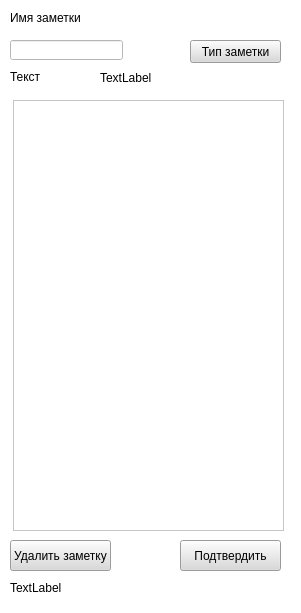
First picture: the form in Editorial_form.ui, repository Dem1art/Project-PyQt5, before the edit.
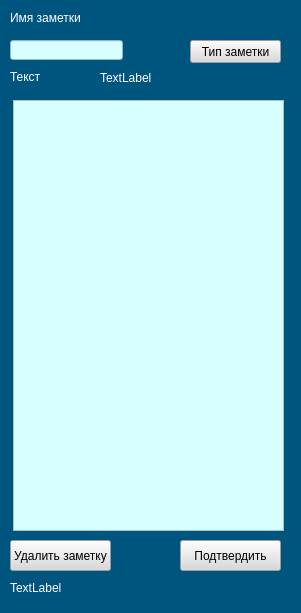
Second picture: the form after the edit. Icons and pictures are not drawn.

The edit to the form file:
```diff
--- a/Editorial_form.ui
+++ b/Editorial_form.ui
@@ -32,7 +32,7 @@
    <string>Редактировать</string>
   </property>
   <property name="styleSheet">
-   <string notr="true">background-color: rgb(255, 255, 255);</string>
+   <string notr="true">background-color: rgb(0, 85, 127);</string>
   </property>
   <widget class="QLabel" name="label">
    <property name="geometry">
@@ -43,6 +43,9 @@
      <height>13</height>
     </rect>
    </property>
+   <property name="styleSheet">
+    <string notr="true">color: rgb(255, 255, 255);</string>
+   </property>
    <property name="text">
     <string>Текст</string>
    </property>
@@ -72,6 +75,9 @@
      <height>16</height>
     </rect>
    </property>
+   <property name="styleSheet">
+    <string notr="true">color: rgb(255, 255, 255);</string>
+   </property>
    <property name="text">
     <string>Имя заметки</string>
    </property>
@@ -85,6 +91,9 @@
      <height>20</height>
     </rect>
    </property>
+   <property name="styleSheet">
+    <string notr="true">background-color: rgb(216, 255, 255);</string>
+   </property>
   </widget>
   <widget class="QTextEdit" name="textEdit">
    <property name="geometry">
@@ -95,6 +104,9 @@
      <height>431</height>
     </rect>
    </property>
+   <property name="styleSheet">
+    <string notr="true">background-color: rgb(216, 255, 255);</string>
+   </property>
   </widget>
   <widget class="QPushButton" name="confirming_button">
    <property name="geometry">
@@ -137,6 +149,9 @@
      <height>16</height>
     </rect>
    </property>
+   <property name="styleSheet">
+    <string notr="true">color: rgb(255, 255, 255);</string>
+   </property>
    <property name="text">
     <string>TextLabel</string>
    </property>
@@ -150,6 +165,181 @@
      <height>16</height>
     </rect>
    </property>
+   <property name="palette">
+    <palette>
+     <active>
+      <colorrole role="WindowText">
+       <brush brushstyle="SolidPattern">
+        <color alpha="255">
+         <red>255</red>
+         <green>255</green>
+         <blue>255</blue>
+        </color>
+       </brush>
+      </colorrole>
+      <colorrole role="Button">
+       <brush brushstyle="SolidPattern">
+        <color alpha="255">
+         <red>0</red>
+         <green>85</green>
+         <blue>127</blue>
+        </color>
+       </brush>
+      </colorrole>
+      <colorrole role="Text">
+       <brush brushstyle="SolidPattern">
+        <color alpha="255">
+         <red>255</red>
+         <green>255</green>
+         <blue>255</blue>
+        </color>
+       </brush>
+      </colorrole>
+      <colorrole role="ButtonText">
+       <brush brushstyle="SolidPattern">
+        <color alpha="255">
+         <red>255</red>
+         <green>255</green>
+         <blue>255</blue>
+        </color>
+       </brush>
+      </colorrole>
+      <colorrole role="Base">
+       <brush brushstyle="SolidPattern">
+        <color alpha="255">
+         <red>0</red>
+         <green>85</green>
+         <blue>127</blue>
+        </color>
+       </brush>
+      </colorrole>
+      <colorrole role="Window">
+       <brush brushstyle="SolidPattern">
+        <color alpha="255">
+         <red>0</red>
+         <green>85</green>
+         <blue>127</blue>
+        </color>
+       </brush>
+      </colorrole>
+     </active>
+     <inactive>
+      <colorrole role="WindowText">
+       <brush brushstyle="SolidPattern">
+        <color alpha="255">
+         <red>255</red>
+         <green>255</green>
+         <blue>255</blue>
+        </color>
+       </brush>
+      </colorrole>
+      <colorrole role="Button">
+       <brush brushstyle="SolidPattern">
+        <color alpha="255">
+         <red>0</red>
+         <green>85</green>
+         <blue>127</blue>
+        </color>
+       </brush>
+      </colorrole>
+      <colorrole role="Text">
+       <brush brushstyle="SolidPattern">
+        <color alpha="255">
+         <red>255</red>
+         <green>255</green>
+         <blue>255</blue>
+        </color>
+       </brush>
+      </colorrole>
+      <colorrole role="ButtonText">
+       <brush brushstyle="SolidPattern">
+        <color alpha="255">
+         <red>255</red>
+         <green>255</green>
+         <blue>255</blue>
+        </color>
+       </brush>
+      </colorrole>
+      <colorrole role="Base">
+       <brush brushstyle="SolidPattern">
+        <color alpha="255">
+         <red>0</red>
+         <green>85</green>
+         <blue>127</blue>
+        </color>
+       </brush>
+      </colorrole>
+      <colorrole role="Window">
+       <brush brushstyle="SolidPattern">
+        <color alpha="255">
+         <red>0</red>
+         <green>85</green>
+         <blue>127</blue>
+        </color>
+       </brush>
+      </colorrole>
+     </inactive>
+     <disabled>
+      <colorrole role="WindowText">
+       <brush brushstyle="SolidPattern">
+        <color alpha="255">
+         <red>255</red>
+         <green>255</green>
+         <blue>255</blue>
+        </color>
+       </brush>
+      </colorrole>
+      <colorrole role="Button">
+       <brush brushstyle="SolidPattern">
+        <color alpha="255">
+         <red>0</red>
+         <green>85</green>
+         <blue>127</blue>
+        </color>
+       </brush>
+      </colorrole>
+      <colorrole role="Text">
+       <brush brushstyle="SolidPattern">
+        <color alpha="255">
+         <red>255</red>
+         <green>255</green>
+         <blue>255</blue>
+        </color>
+       </brush>
+      </colorrole>
+      <colorrole role="ButtonText">
+       <brush brushstyle="SolidPattern">
+        <color alpha="255">
+         <red>255</red>
+         <green>255</green>
+         <blue>255</blue>
+        </color>
+       </brush>
+      </colorrole>
+      <colorrole role="Base">
+       <brush brushstyle="SolidPattern">
+        <color alpha="255">
+         <red>0</red>
+         <green>85</green>
+         <blue>127</blue>
+        </color>
+       </brush>
+      </colorrole>
+      <colorrole role="Window">
+       <brush brushstyle="SolidPattern">
+        <color alpha="255">
+         <red>0</red>
+         <green>85</green>
+         <blue>127</blue>
+        </color>
+       </brush>
+      </colorrole>
+     </disabled>
+    </palette>
+   </property>
+   <property name="styleSheet">
+    <string notr="true">color: rgb(255, 255, 255);</string>
+   </property>
    <property name="text">
     <string>TextLabel</string>
    </property>
```
Left out of the diff: 4 changed lines with no effect on the pictures.
